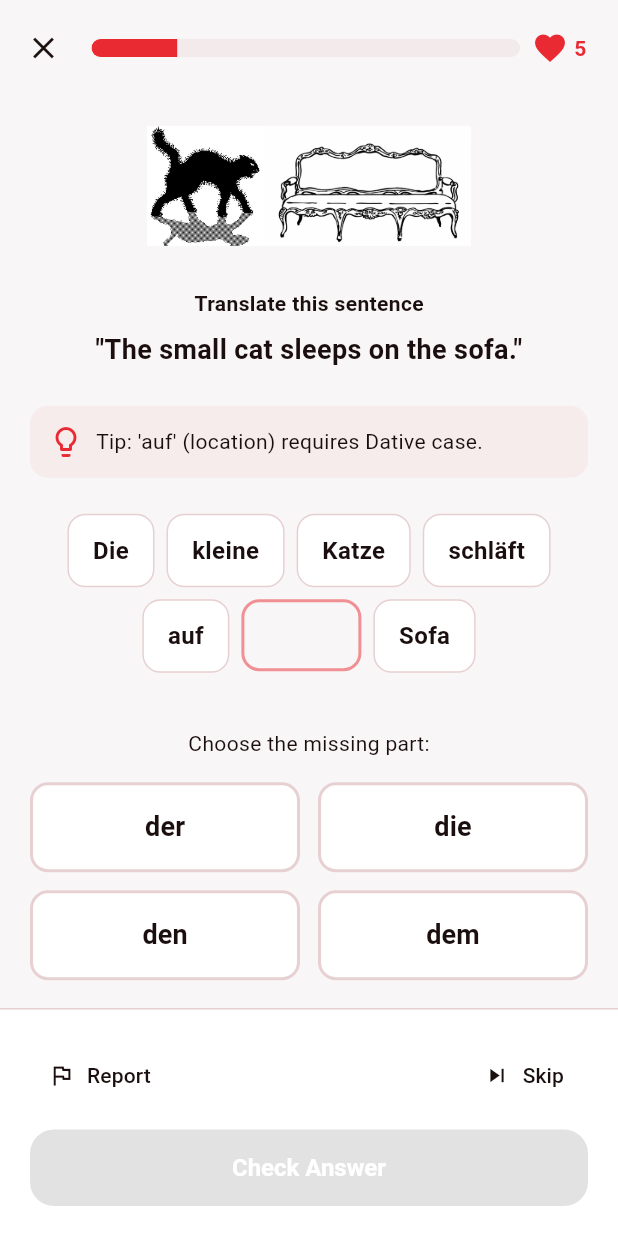
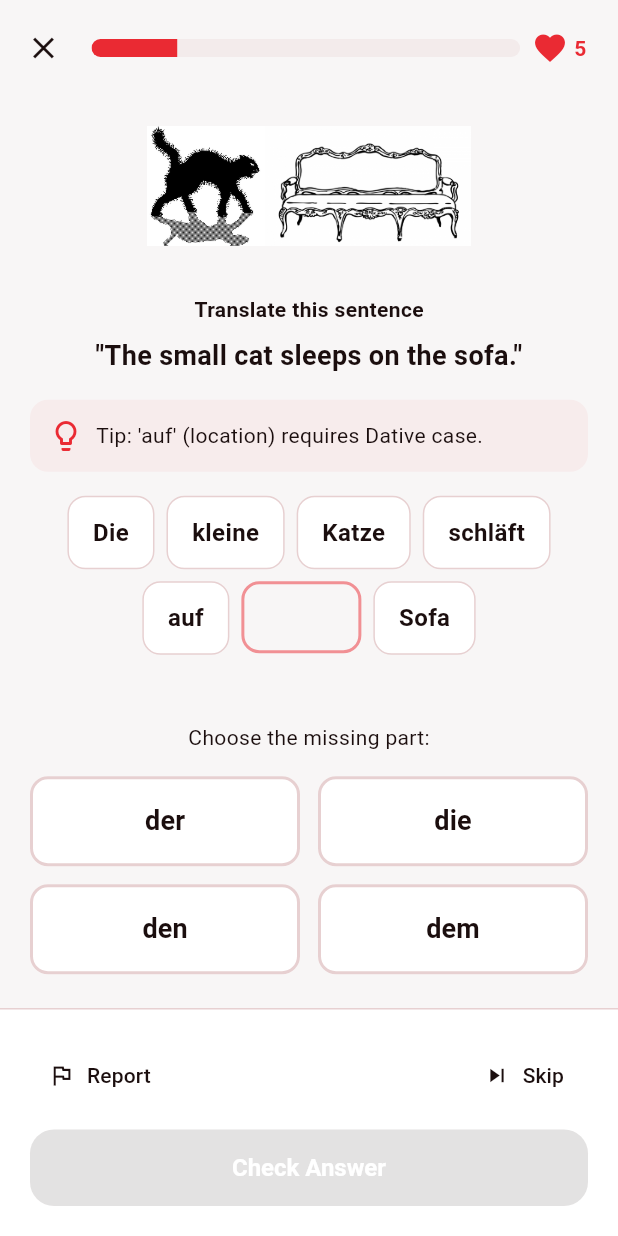
Before and after one commit to kowshikRoy/takt, a Flutter app: the SentencePracticeScreen screen opened directly, on a phone screen of 412 x 824 dp. Run offline on Flutter 3.47's test engine with Material 3 defaults, Android fonts, the phone set to English and light mode, and no system bars; our stand-ins replace flutter_animate, google_fonts, shared_preferences, sqflite; accounts and stored records are empty; Roboto replaces fonts that are missing (Spline Sans).

Commit message:
Fix RenderFlex overflow in Sentence Practice screen
- Adjusted layout in `lib/screens/practice/sentence_practice_screen.dart` to prevent overflow on smaller screens.
- Moved `Spacer` logic into conditional blocks to better distribute vertical space between input and feedback modes.
- Reduced fixed heights of some spacing elements.
- Ensured feedback area receives sufficient space using `Expanded` with high flex factor.

```diff
--- a/lib/screens/practice/sentence_practice_screen.dart
+++ b/lib/screens/practice/sentence_practice_screen.dart
@@ -138,7 +138,9 @@ class _SentencePracticeScreenState extends State<SentencePracticeScreen> {
                       ),
                     ),
 
-                    const Spacer(flex: 1),
+                    // When not checked, we push content down slightly, but not too much.
+                    // When checked, we want the feedback to take up most of the space.
+                    if (!_isChecked) const Spacer(flex: 1),
 
                     // Question & Translation
                     Column(
@@ -160,7 +162,7 @@ class _SentencePracticeScreenState extends State<SentencePracticeScreen> {
                       ],
                     ),
 
-                    const SizedBox(height: 24),
+                    const SizedBox(height: 16), // Reduced from 24
 
                     // Tip
                     Container(
@@ -191,7 +193,7 @@ class _SentencePracticeScreenState extends State<SentencePracticeScreen> {
                       ),
                     ),
 
-                    const SizedBox(height: 24),
+                    const SizedBox(height: 16), // Reduced from 24
 
                     // Sentence Construction (The Fill-in-the-blank part)
                     Wrap(
@@ -221,12 +223,10 @@ class _SentencePracticeScreenState extends State<SentencePracticeScreen> {
                       }),
                     ),
 
-                    const Spacer(flex: 2),
 
-                    // Options Grid (Hidden if checked, or maybe keep it but disabled?)
-                    // Hiding it to make space for feedback is good, or keep it to see what was clicked.
-                    // User request: "fits into a single screen". Hiding makes it cleaner.
+                    // Options Grid (Hidden if checked) or Feedback
                     if (!_isChecked) ...[
+                      const Spacer(flex: 2), // Push inputs to bottom
                       Text(
                         'Choose the missing part:',
                         style: TextStyle(color: Theme.of(context).colorScheme.onSurfaceVariant),
@@ -248,7 +248,9 @@ class _SentencePracticeScreenState extends State<SentencePracticeScreen> {
                        const Spacer(flex: 1),
                     ] else ...[
                        // Result Feedback Area when checked
+                       // Use Expanded with a high flex to force it to take available space
                        Expanded(
+                         flex: 3,
                          child: Center(
                            child: Column(
                              mainAxisSize: MainAxisSize.min,
```
